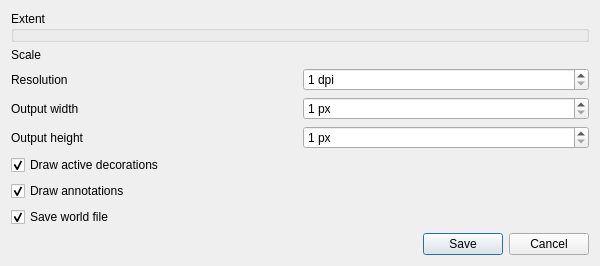
The window that src/ui/qgsmapsavedialog.ui (qgis/QGIS) describes before a commit, drawn with Qt 5.
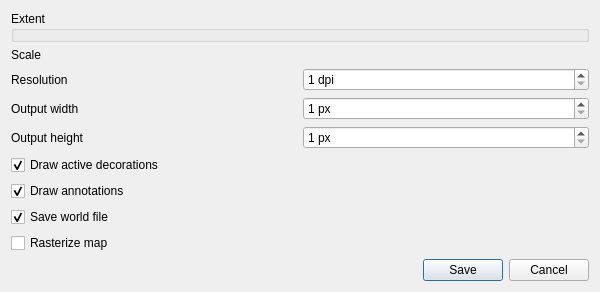
The same window after the commit. Custom widgets are drawn as their Qt base class.

```diff
--- a/src/ui/qgsmapsavedialog.ui
+++ b/src/ui/qgsmapsavedialog.ui
@@ -16,6 +16,23 @@
   <layout class="QVBoxLayout" name="verticalLayout">
    <item>
     <layout class="QGridLayout" name="gridLayout">
+     <item row="8" column="0" colspan="2">
+      <widget class="QCheckBox" name="mSaveAsRaster">
+       <property name="text">
+        <string>Rasterize map</string>
+       </property>
+       <property name="toolTip">
+        <string>Advanced effects such as blend modes or vector layer transparency cannot be exported as vectors.
+Rasterizing the map is recommended when such effects are used.</string>
+       </property>
+       <property name="checked">
+        <bool>false</bool>
+       </property>
+       <property name="visible">
+        <bool>false</bool>
+       </property>
+      </widget>
+     </item>
      <item row="7" column="0" colspan="2">
       <widget class="QCheckBox" name="mSaveWorldFile">
        <property name="text">
```
